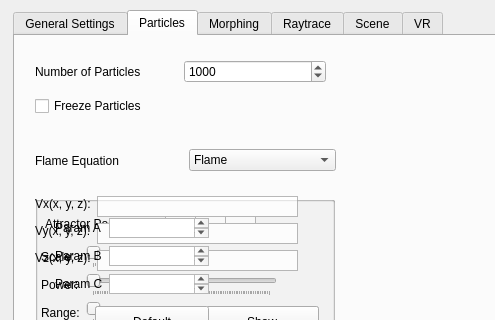
Above: src/Qt/mainwindow.ui from UMLComputerGraphics/GraphicsProject before the change; both pictures show x 0 to 495 and y 0 to 320 of the 578 by 683 pixel window. Below: the same form after it.
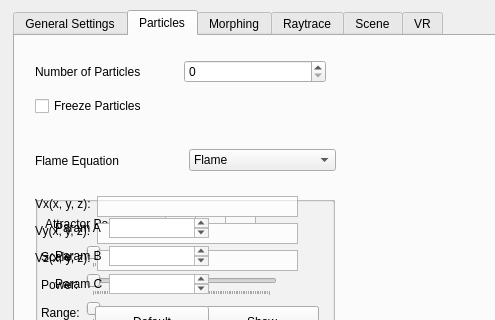
That is the form after the change. The open tabs and pages were chosen to show the change.

Commit message: fixed default particle count

Patch:
```diff
--- a/src/Qt/mainwindow.ui
+++ b/src/Qt/mainwindow.ui
@@ -457,7 +457,7 @@
           <number>1</number>
          </property>
          <property name="value">
-          <number>1000</number>
+          <number>0</number>
          </property>
         </widget>
        </item>
```
Left out of the diff: 2 changed lines with no effect on the pictures.
